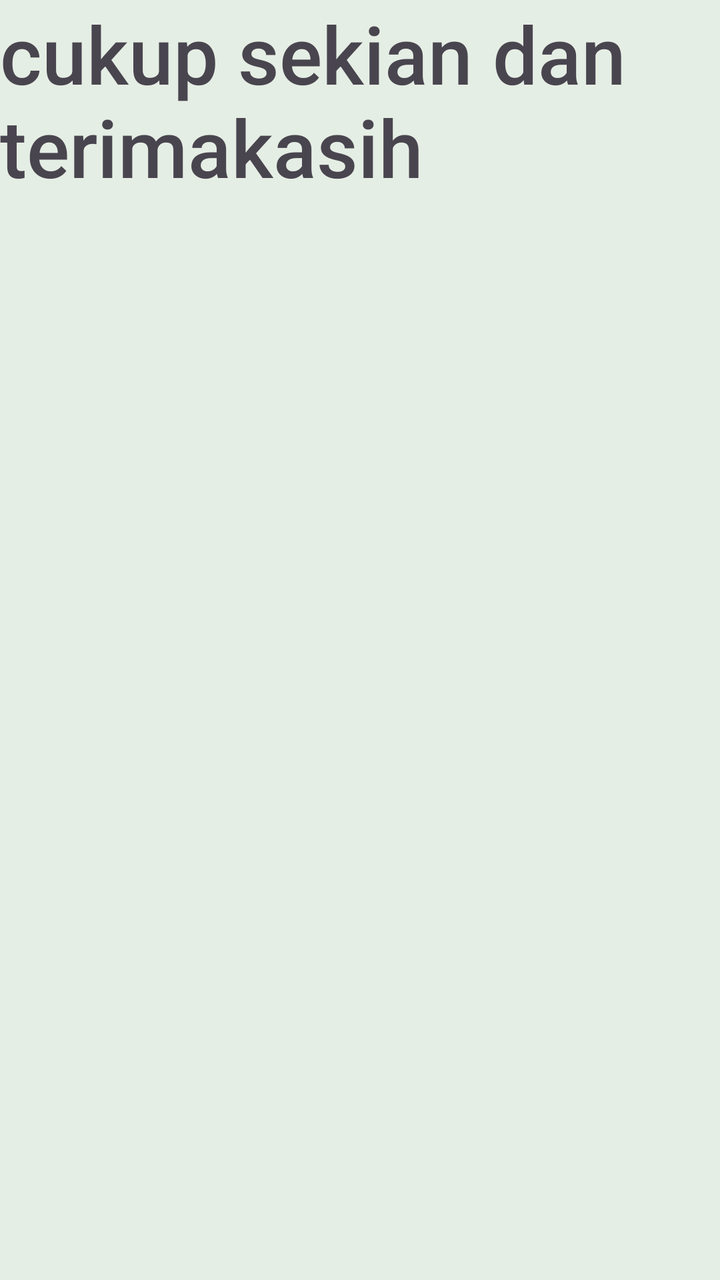
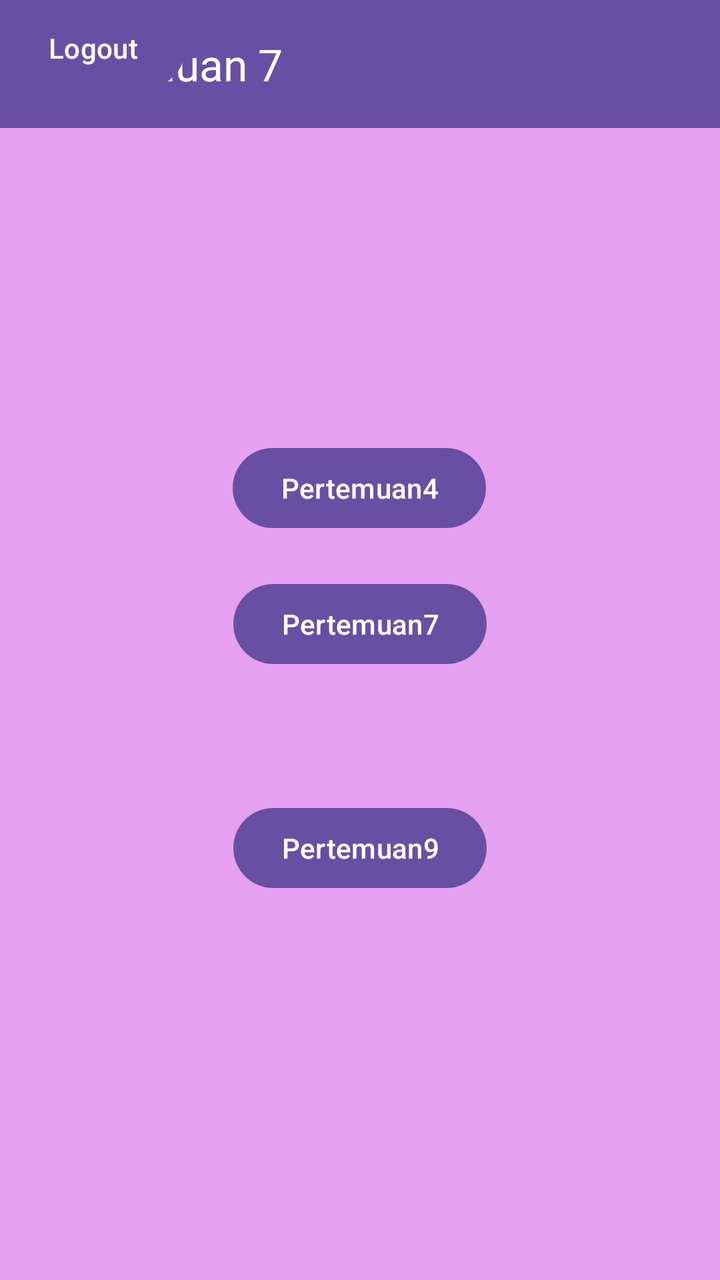

The first picture is an Android layout as it rendered before a commit; the second is the same layout after the commit. The layout source and the unified diff follow.
<!-- AndroidManifest.xml: application theme Theme.MersyaApps -->
<!-- res/layout/fragment_home.xml -->
<?xml version="1.0" encoding="utf-8"?>
<androidx.constraintlayout.widget.ConstraintLayout xmlns:android="http://schemas.android.com/apk/res/android"
    xmlns:tools="http://schemas.android.com/tools"
    android:layout_width="match_parent"
    android:layout_height="match_parent"
    xmlns:app="http://schemas.android.com/apk/res-auto"
    android:background="#9ED3DC"
    tools:context=".Home.HomeFragment">

    <androidx.appcompat.widget.Toolbar
        android:id="@+id/toolbar"
        android:layout_width="match_parent"
        android:layout_height="?attr/actionBarSize"
        android:background="?attr/colorPrimary"
        app:layout_scrollFlags="scroll|enterAlways"
        app:title="Pertemuan 7"
        app:titleTextColor="@android:color/white" />

    <Button
        android:id="@+id/button3"
        android:layout_width="wrap_content"
        android:layout_height="wrap_content"
        android:layout_marginTop="56dp"
        android:text="Pertemuan 7"
        app:layout_constraintEnd_toEndOf="parent"
        app:layout_constraintStart_toStartOf="parent"/>

    <TextView
        android:layout_width="match_parent"
        android:layout_height="match_parent"
        android:background="#E5EEE4"
        android:textSize="40dp"
        android:fontFamily="sans-serif-medium"
        android:text="cukup sekian dan terimakasih" />
</androidx.constraintlayout.widget.ConstraintLayout>
<!-- resources referenced by this layout -->
<resources>
  <style name="Theme.MersyaApps" parent="Base.Theme.MersyaApps" />
  <style name="Base.Theme.MersyaApps" parent="Theme.Material3.DayNight.NoActionBar">
          
          
      </style>
</resources>

<!-- the commit's change to res/layout/fragment_home.xml (unified diff, before → after) -->
@@ -4,7 +4,7 @@
     android:layout_width="match_parent"
     android:layout_height="match_parent"
     xmlns:app="http://schemas.android.com/apk/res-auto"
-    android:background="#9ED3DC"
+    android:background="#65BF1BD8"
     tools:context=".Home.HomeFragment">
 
     <androidx.appcompat.widget.Toolbar
@@ -12,24 +12,49 @@
         android:layout_width="match_parent"
         android:layout_height="?attr/actionBarSize"
         android:background="?attr/colorPrimary"
-        app:layout_scrollFlags="scroll|enterAlways"
+        app:titleTextColor="@android:color/white"
         app:title="Pertemuan 7"
-        app:titleTextColor="@android:color/white" />
+        app:layout_scrollFlags="scroll|enterAlways"/>
+
+    
+    <Button
+        android:id="@+id/button1"
+        android:layout_width="wrap_content"
+        android:layout_height="wrap_content"
+        android:layout_marginTop="220dp"
+        android:text="Pertemuan4"
+        app:layout_constraintEnd_toEndOf="parent"
+        app:layout_constraintHorizontal_bias="0.498"
+        app:layout_constraintStart_toStartOf="parent"
+        app:layout_constraintTop_toTopOf="parent" />
 
     <Button
-        android:id="@+id/button3"
+        android:id="@+id/button2"
         android:layout_width="wrap_content"
         android:layout_height="wrap_content"
-        android:layout_marginTop="56dp"
-        android:text="Pertemuan 7"
+        android:layout_marginTop="288dp"
+        android:text="Pertemuan7"
         app:layout_constraintEnd_toEndOf="parent"
-        app:layout_constraintStart_toStartOf="parent"/>
+        app:layout_constraintStart_toStartOf="parent"
+        app:layout_constraintTop_toTopOf="parent" />
 
-    <TextView
-        android:layout_width="match_parent"
-        android:layout_height="match_parent"
-        android:background="#E5EEE4"
-        android:textSize="40dp"
-        android:fontFamily="sans-serif-medium"
-        android:text="cukup sekian dan terimakasih" />
+    <Button
+        android:id="@+id/btnLogout"
+        android:layout_width="wrap_content"
+        android:layout_height="wrap_content"
+        android:text="Logout"
+        tools:layout_editor_absoluteX="159dp"
+        tools:layout_editor_absoluteY="136dp" />
+
+    <Button
+        android:id="@+id/button4"
+        android:layout_width="wrap_content"
+        android:layout_height="wrap_content"
+        android:layout_marginTop="64dp"
+        android:text="Pertemuan9"
+        app:layout_constraintEnd_toEndOf="parent"
+        app:layout_constraintStart_toStartOf="parent"
+        app:layout_constraintTop_toBottomOf="@+id/button2" />
+
+
 </androidx.constraintlayout.widget.ConstraintLayout>
